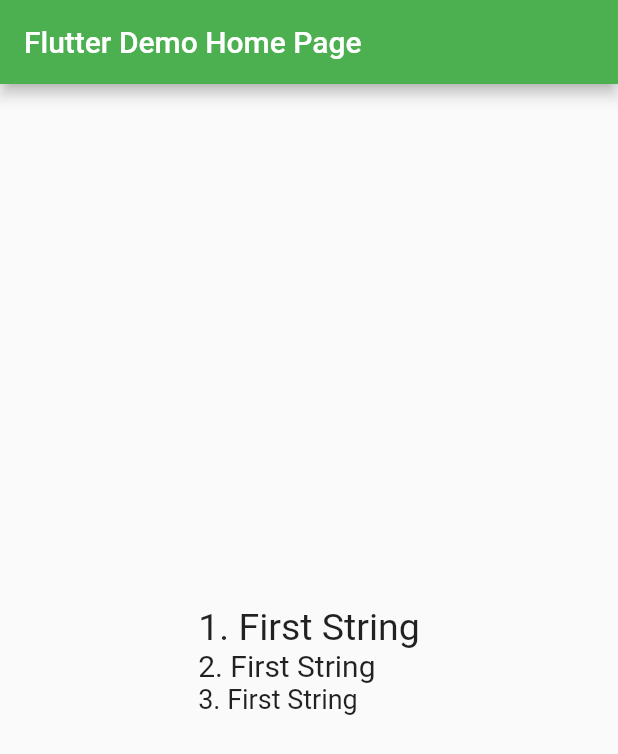
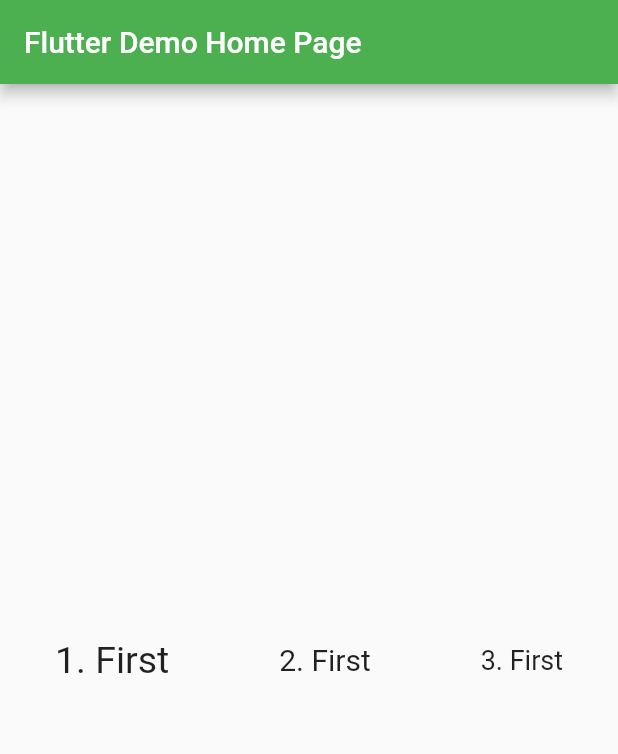
Before and after one commit to ireneeming/flutter_basic_01, a Flutter app: the screen it shows after launch, on a phone screen of 412 x 824 dp. Shown: the top 754 px of the screen. Run offline on Flutter 3.47's test engine with Material 2 defaults, Android fonts, the phone set to English and light mode, and no system bars.

Commit message:
⚡️ : row 를 이용하여 가로로 배치해보기

```diff
--- a/lib/main.dart
+++ b/lib/main.dart
@@ -49,17 +49,13 @@ class MyHomePage extends StatelessWidget {
           ),
         ),
         body: Center(
-          // Column 자체를 가운데 정렬 시키고 싶으면 Center위젯을 사용하면 됨.
-          child: Column(
-            // column 자체를 화면상에서 정렬시키는 것이 아닌, Column 내의 children 위젯들을 정렬시키는 프로퍼티
+          child: Row(
             mainAxisAlignment: MainAxisAlignment
-                .center, // Column 이 위에서 아래로 진행하기 때문에 main은 위에서 아래 방향
-            crossAxisAlignment:
-                CrossAxisAlignment.start, // cross 는 왼쪽에서 오른쪽으로 가는 방향
+                .spaceAround, // flex 사용하여 justify-content 정렬방법과 비슷
             children: [
-              Text('1. First String', style: TextStyle(fontSize: 25)),
-              Text('2. First String', style: TextStyle(fontSize: 20)),
-              Text('3. First String', style: TextStyle(fontSize: 18)),
+              Text('1. First', style: TextStyle(fontSize: 25)),
+              Text('2. First', style: TextStyle(fontSize: 20)),
+              Text('3. First', style: TextStyle(fontSize: 18))
             ],
           ),
         ));
```
